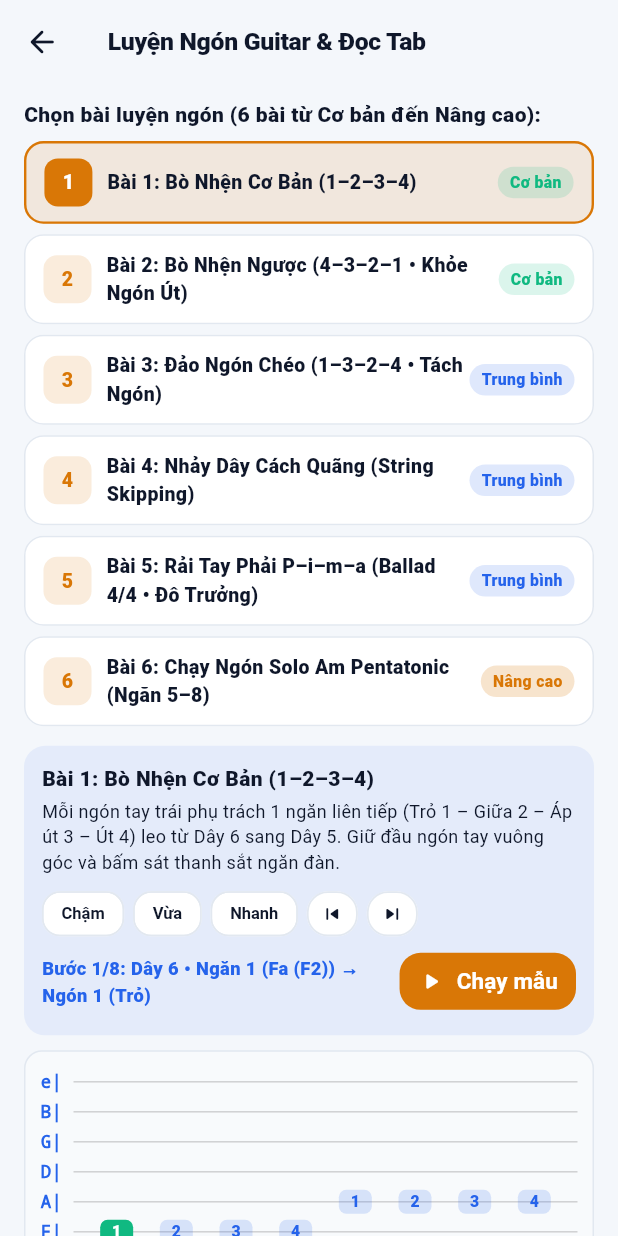
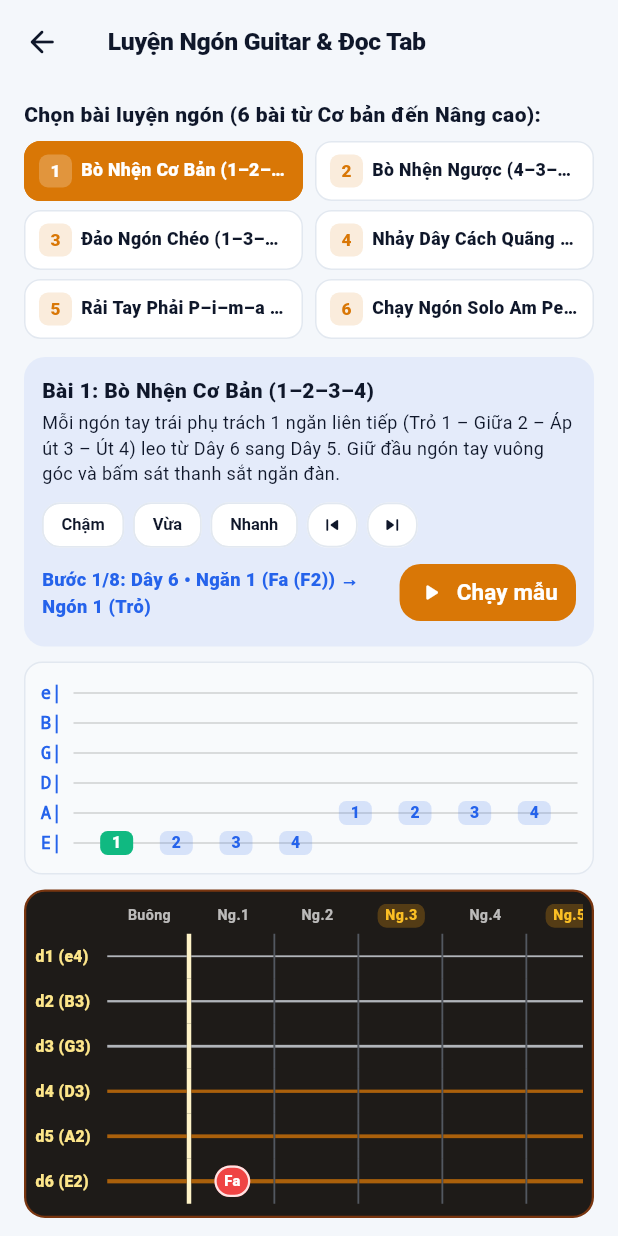
Before and after one commit to chaoscutis1tg/Solfa, a Flutter app: the GuitarStudioSheet screen opened directly, on a phone screen of 412 x 824 dp. Run offline on Flutter 3.47's test engine with Material 3 defaults, Android fonts, the phone set to English and light mode, and no system bars; our stand-ins replace audioplayers, connectivity_plus, fl_chart, flutter_riverpod, go_router, sqflite_common_ffi and 1 more; accounts and stored records are empty.

Commit message:
feat(audit): full-screen Piano Studio, compact 2-column Guitar Workout grid, and hardened Rewarded Ad lifecycle & double-tap guard

```diff
--- a/lib/features/guitar/presentation/guitar_studio_sheet.dart
+++ b/lib/features/guitar/presentation/guitar_studio_sheet.dart
@@ -1512,21 +1512,31 @@ class _GuitarStudioSheetState extends ConsumerState<GuitarStudioSheet> {
           style: const TextStyle(fontSize: 14, fontWeight: FontWeight.w800),
         ),
         const SizedBox(height: 8),
-        // Danh sách 6 bài luyện ngón
-        Column(
-          children: List.generate(workouts.length, (idx) {
+        // Lưới 2 cột gọn gàng cho 6 bài luyện ngón (tiết kiệm 50% chiều dọc để Khuông Tab & Cần đàn hiển thị ngay trên màn hình)
+        for (int row = 0; row < (workouts.length / 2).ceil(); row++)
+          Padding(
+            padding: const EdgeInsets.only(bottom: 6),
+            child: Row(
+              children: [
+                for (int col = 0; col < 2; col++) ...[
+                  if (col > 0) const SizedBox(width: 8),
+                  Expanded(
+                    child: Builder(
+                      builder: (_) {
+                        final idx = row * 2 + col;
+                        if (idx >= workouts.length) {
+                          return const SizedBox.shrink();
+                        }
                         final w = workouts[idx];
                         final selected = _selectedWorkoutIndex == idx;
-            return Padding(
-              padding: const EdgeInsets.only(bottom: 7),
-              child: Material(
+                        return Material(
                           color: selected
-                    ? const Color(0xFFD97706).withOpacity(isDark ? 0.22 : 0.12)
+                              ? const Color(0xFFD97706)
                               : (isDark ? AppColors.surfaceDark : Colors.white),
-                borderRadius: BorderRadius.circular(13),
+                          borderRadius: BorderRadius.circular(11),
                           child: InkWell(
                             key: Key('card_guitar_workout_${w.id}'),
-                  borderRadius: BorderRadius.circular(13),
+                            borderRadius: BorderRadius.circular(11),
                             onTap: () {
                               _spiderTimer?.cancel();
                               setState(() {
@@ -1538,36 +1548,36 @@ class _GuitarStudioSheetState extends ConsumerState<GuitarStudioSheet> {
                             },
                             child: Container(
                               padding: const EdgeInsets.symmetric(
-                      horizontal: 12,
-                      vertical: 10,
+                                horizontal: 9,
+                                vertical: 8,
                               ),
                               decoration: BoxDecoration(
-                      borderRadius: BorderRadius.circular(13),
+                                borderRadius: BorderRadius.circular(11),
                                 border: Border.all(
                                   color: selected
                                       ? const Color(0xFFD97706)
                                       : (isDark
                                           ? AppColors.borderDark
                                           : AppColors.borderLight),
-                        width: selected ? 1.6 : 1.0,
                                 ),
                               ),
                               child: Row(
                                 children: [
                                   Container(
-                          width: 32,
-                          height: 32,
+                                    width: 22,
+                                    height: 22,
                                     decoration: BoxDecoration(
                                       color: selected
-                                ? const Color(0xFFD97706)
-                                : const Color(0xFFD97706).withOpacity(0.14),
-                            borderRadius: BorderRadius.circular(9),
+                                          ? Colors.white.withOpacity(0.22)
+                                          : const Color(0xFFD97706)
+                                              .withOpacity(0.14),
+                                      borderRadius: BorderRadius.circular(6),
                                     ),
                                     alignment: Alignment.center,
                                     child: Text(
                                       '${idx + 1}',
                                       style: TextStyle(
-                              fontSize: 13,
+                                        fontSize: 11.5,
                                         fontWeight: FontWeight.w900,
                                         color: selected
                                             ? Colors.white
@@ -1575,49 +1585,33 @@ class _GuitarStudioSheetState extends ConsumerState<GuitarStudioSheet> {
                                       ),
                                     ),
                                   ),
-                        const SizedBox(width: 10),
+                                  const SizedBox(width: 6),
                                   Expanded(
                                     child: Text(
-                            w.title,
-                            style: const TextStyle(
-                              fontSize: 13,
+                                      w.title.replaceFirst(
+                                        RegExp(r'^Bài \d+:\s*'),
+                                        '',
+                                      ),
+                                      maxLines: 1,
+                                      overflow: TextOverflow.ellipsis,
+                                      style: TextStyle(
+                                        fontSize: 11.8,
                                         fontWeight: FontWeight.w800,
-                            ),
-                          ),
-                        ),
-                        Container(
-                          padding: const EdgeInsets.symmetric(
-                            horizontal: 8,
-                            vertical: 3,
-                          ),
-                          decoration: BoxDecoration(
-                            color: w.levelTag == 'Cơ bản'
-                                ? AppColors.correct.withOpacity(0.15)
-                                : (w.levelTag == 'Trung bình'
-                                    ? AppColors.primary.withOpacity(0.15)
-                                    : const Color(0xFFD97706).withOpacity(0.2)),
-                            borderRadius: BorderRadius.circular(99),
-                          ),
-                          child: Text(
-                            w.levelTag,
-                            style: TextStyle(
-                              fontSize: 10.5,
-                              fontWeight: FontWeight.w800,
-                              color: w.levelTag == 'Cơ bản'
-                                  ? AppColors.correct
-                                  : (w.levelTag == 'Trung bình'
-                                      ? AppColors.primary
-                                      : const Color(0xFFD97706)),
-                            ),
-                          ),
-                        ),
-                      ],
-                    ),
-                  ),
-                ),
-              ),
-            );
-          }),
+                                        color: selected ? Colors.white : null,
+                                      ),
+                                    ),
+                                  ),
+                                ],
+                              ),
+                            ),
+                          ),
+                        );
+                      },
+                    ),
+                  ),
+                ],
+              ],
+            ),
           ),
         const SizedBox(height: 6),
         Container(
--- a/lib/features/support_developer/application/rewarded_ad_controller.dart
+++ b/lib/features/support_developer/application/rewarded_ad_controller.dart
@@ -81,10 +81,10 @@ class RewardedAdState {
       (questDictationClaimedToday ? 1 : 0);
 
   String get supporterBadgeTitle {
-    if (supportedCount >= 10) return 'Đại sứ Kim Cương Solfa';
+    if (supportedCount >= 10) return 'Đại sứ Kim Cương ChaoNote';
     if (supportedCount >= 5) return 'Nhà tài trợ Cảm âm';
     if (supportedCount >= 1) return 'Người đồng hành Âm nhạc';
-    return 'Người bạn của Solfa';
+    return 'Người bạn của ChaoNote';
   }
 
   RewardedAdState copyWith({
--- a/pubspec.yaml
+++ b/pubspec.yaml
@@ -1,7 +1,7 @@
 name: solfa
 description: "Solfa – Ứng dụng luyện cảm âm, kiến thức âm nhạc và máy đếm nhịp offline-first."
 publish_to: 'none'
-version: 1.8.9+21
+version: 1.9.0+22
 
 environment:
   sdk: ^3.5.3
```
Also changed, not shown: lib/features/practice/presentation/widgets/free_piano_explorer_sheet.dart (+26 -81 lines), lib/features/support_developer/presentation/support_developer_screen.dart (+52 -15 lines). Lines whose indentation alone changed are shown as unchanged.
